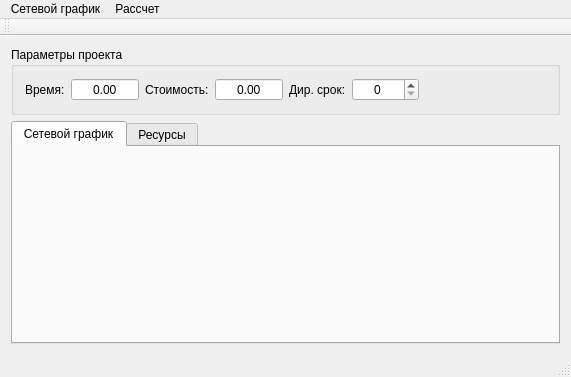
First picture: the form in NetworkCalc/mainwindow.ui, repository io2357911/NetworkPlanning, before the edit.
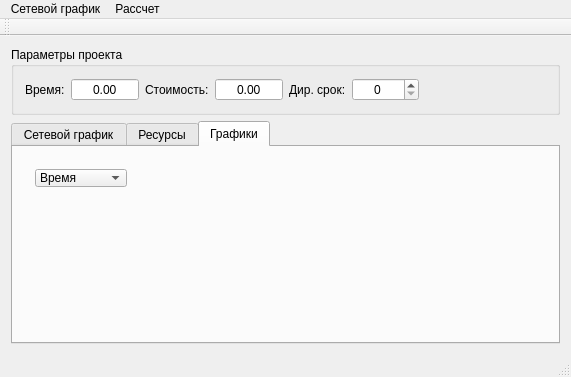
Second picture: the form after the edit. The open tabs and pages were chosen to show the change. Custom widgets are drawn as their Qt base class.

Patch:
```diff
--- a/NetworkCalc/mainwindow.ui
+++ b/NetworkCalc/mainwindow.ui
@@ -125,6 +125,58 @@
         </item>
        </layout>
       </widget>
+      <widget class="QWidget" name="tab_3">
+       <attribute name="title">
+        <string>Графики</string>
+       </attribute>
+       <layout class="QGridLayout" name="gridLayout_6">
+        <item row="0" column="0" colspan="2">
+         <widget class="QWidget" name="widget" native="true">
+          <property name="maximumSize">
+           <size>
+            <width>16777215</width>
+            <height>40</height>
+           </size>
+          </property>
+          <layout class="QGridLayout" name="gridLayout_4">
+           <item row="0" column="0">
+            <widget class="QComboBox" name="comboBox">
+             <item>
+              <property name="text">
+               <string>Время</string>
+              </property>
+             </item>
+             <item>
+              <property name="text">
+               <string>Стоимость</string>
+              </property>
+             </item>
+            </widget>
+           </item>
+           <item row="0" column="1">
+            <spacer name="horizontalSpacer_2">
+             <property name="orientation">
+              <enum>Qt::Horizontal</enum>
+             </property>
+             <property name="sizeHint" stdset="0">
+              <size>
+               <width>403</width>
+               <height>19</height>
+              </size>
+             </property>
+            </spacer>
+           </item>
+          </layout>
+         </widget>
+        </item>
+        <item row="1" column="0">
+         <widget class="QCustomPlot" name="qcp_f" native="true"/>
+        </item>
+        <item row="1" column="1">
+         <widget class="QCustomPlot" name="qcp_F" native="true"/>
+        </item>
+       </layout>
+      </widget>
      </widget>
     </item>
    </layout>
@@ -235,6 +287,12 @@
    <header>view/resourseswidget.h</header>
    <container>1</container>
   </customwidget>
+  <customwidget>
+   <class>QCustomPlot</class>
+   <extends>QWidget</extends>
+   <header>view/qcustomplot.h</header>
+   <container>1</container>
+  </customwidget>
  </customwidgets>
  <resources/>
  <connections/>
```
